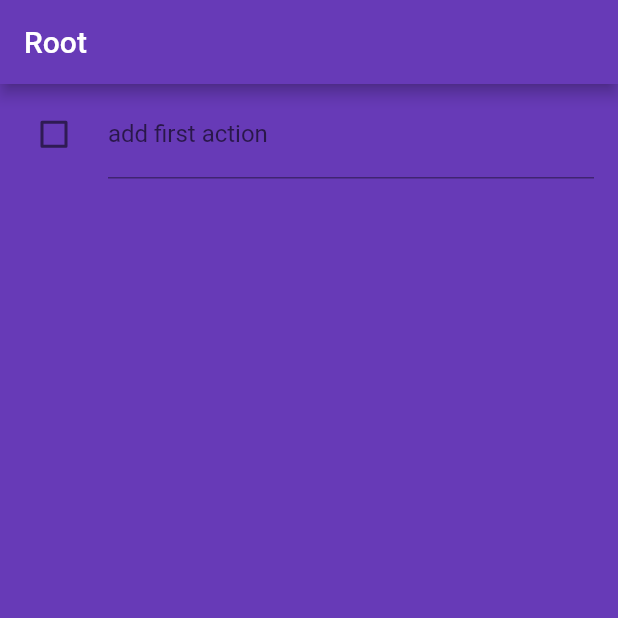
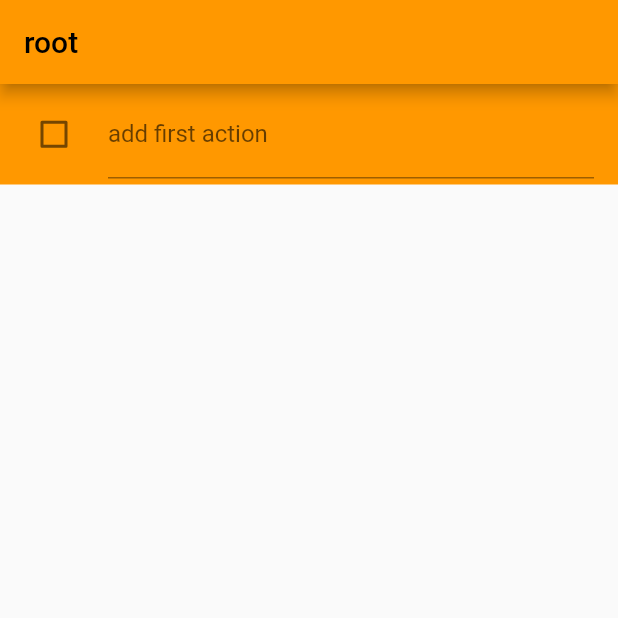
Before and after one commit to shilendras/nb_todo, a Flutter app: the screen it shows after launch, on a phone screen of 412 x 824 dp, the top half of it. Run offline on Flutter 3.47's test engine with Material 2 defaults, Android fonts, the phone set to English and light mode, and no system bars.

Commit message:
add state

```diff
--- a/lib/main.dart
+++ b/lib/main.dart
@@ -1,4 +1,5 @@
 import 'package:flutter/material.dart';
+import 'package:provider/provider.dart';
 
 void main() {
   runApp(const MyApp());
@@ -10,33 +11,39 @@ class MyApp extends StatelessWidget {
   // This widget is the root of your application.
   @override
   Widget build(BuildContext context) {
-    return MaterialApp(
+    return ChangeNotifierProvider(
+      create: (context) => MyAppState(),
+      child: MaterialApp(
         title: 'No bullshit ToDo',
         theme: ThemeData(
-        primarySwatch: Colors.deepPurple,
+          primarySwatch: Colors.orange,
         ),
         home: MyHomePage(),
+      ),
     );
   }
 }
 
-class MyHomePage extends StatefulWidget {
-  @override
-  State<MyHomePage> createState() => _MyHomePageState();
+class MyAppState extends ChangeNotifier {
+  var currentProj = "root";
+
+  void changeCurrProject(newProj) {
+    currentProj = newProj;
+    notifyListeners();
+  }
 }
 
-class _MyHomePageState extends State<MyHomePage> {
-  var currentProject = "Root";
-
+class MyHomePage extends StatelessWidget {
   @override
   Widget build(BuildContext context) {
+    var appState = context.watch<MyAppState>();
     return Scaffold(
       appBar: AppBar(
-        title: Text(currentProject),
+        title: Text(appState.currentProj),
       ),
       body: Center(
         child: Container(
-          color: Theme.of(context).colorScheme.primaryContainer,
+          // color: Theme.of(context).colorScheme.primaryContainer,
           child: ItemList(),
         ),
       ),
@@ -60,53 +67,65 @@ class _ItemListState extends State<ItemList> {
     });
   }
 
-  _addProject(value) {
+  void _addProject(value) {
     setState(() {
-      // actionsList.removeWhere((item) => item == value);
+      actionsList.removeWhere((item) => item == value);
       projectsList.add(value);
     });
   }
 
-  Widget _getCheckboxTile(type, item, theme) {
+  @override
+  Widget build(BuildContext context) {
+    var theme = Theme.of(context);
+    var style = theme.textTheme.bodyLarge!.copyWith(
+      color: theme.colorScheme.onPrimary,
+    );
+    var appState = context.watch<MyAppState>();
+
+    Widget getCheckboxTile(type, item) {
       var style = theme.textTheme.bodyText1!.copyWith(
+        color: theme.colorScheme.onPrimary,
+      );
+      var proj_style = theme.textTheme.bodyLarge!.copyWith(
         color: theme.colorScheme.onPrimary,
       );
       if (type == "action") {
         return GestureDetector(
-        onDoubleTap: _addProject(item),
+          onDoubleTap: () => _addProject(item),
           child: CheckboxListTile(
             title: Text(
               item,
               style: style,
             ),
-          tileColor: theme.colorScheme.primary,
+            tileColor: Colors.blue,
+            value: false,
+            onChanged: onChanged,
+            controlAffinity: ListTileControlAffinity.leading,
+          ),
+        );
+      } else if (type == "project") {
+        return GestureDetector(
+          onTap: () => appState.changeCurrProject(item),
+          child: CheckboxListTile(
+            title: Text(
+              item,
+              style: proj_style,
+            ),
+            tileColor: Colors.purple,
             value: false,
             onChanged: onChanged,
             controlAffinity: ListTileControlAffinity.leading,
           ),
         );
       } else {
-      return CheckboxListTile(
-        title: Text(
-          item,
-          style: style,
-        ),
-        tileColor: theme.secondaryHeaderColor,
-        value: false,
-        onChanged: onChanged,
-        controlAffinity: ListTileControlAffinity.leading,
-      );
+        return const Text("hello");
       }
     }
 
-  @override
-  Widget build(BuildContext context) {
-    var theme = Theme.of(context);
-
     return ListView(
       children: [
-        for (var item in actionsList) _getCheckboxTile("action", item, theme),
-        for (var item in projectsList) _getCheckboxTile("project", item, theme),
+        for (var item in actionsList) getCheckboxTile("action", item),
+        for (var item in projectsList) getCheckboxTile("project", item),
         CheckboxListTile(
           title: TextFormField(
             decoration: const InputDecoration(
```
Lines whose indentation alone changed are shown as unchanged.
